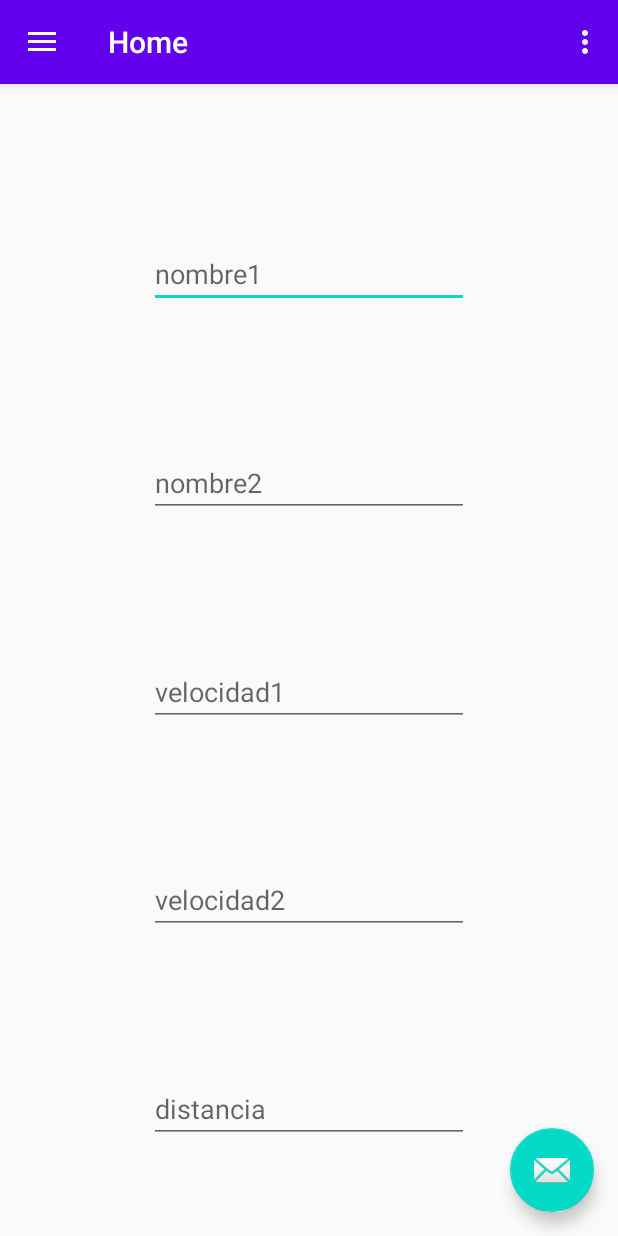
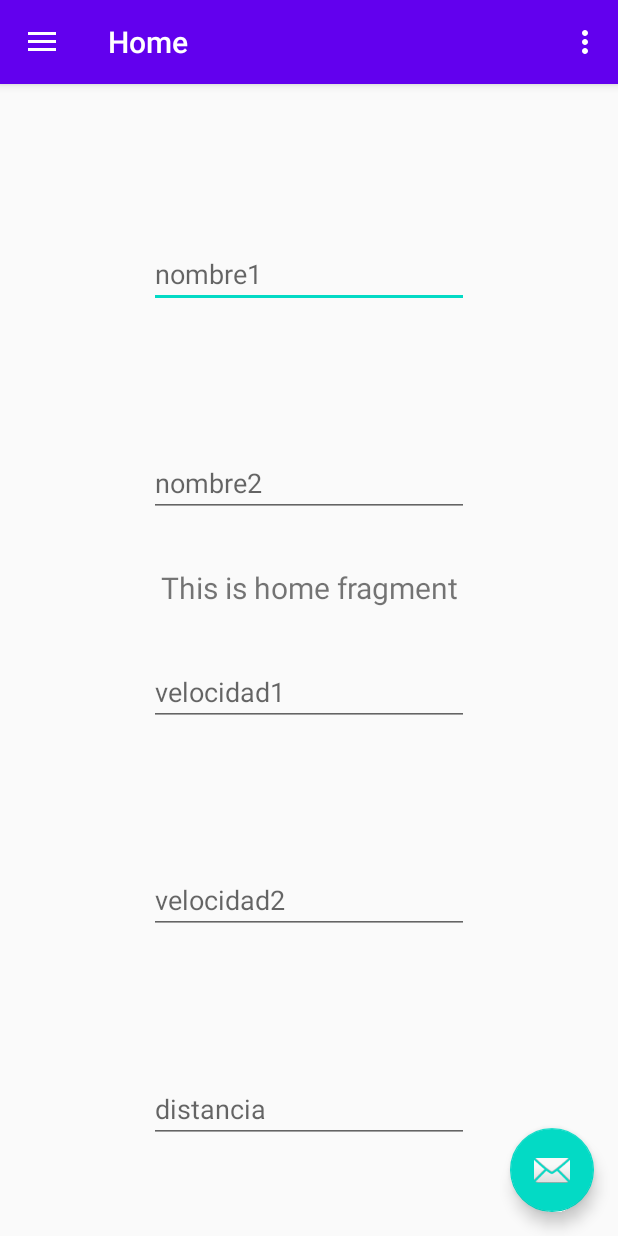
Before and after one commit to AlexVargas98/CalculadoraDePuntosDeEncuentros, an Android app: the screen it shows after launch (MainActivity), on a phone screen of 412 x 824 dp. Run offline under Robolectric (Android 15) with nearby library versions, the phone set to English and light mode, and no system bars; our stand-ins replace navigation-ui.

Commit message:
Update fragment_home.xml

```diff
--- a/app/src/main/res/layout/fragment_home.xml
+++ b/app/src/main/res/layout/fragment_home.xml
@@ -5,6 +5,23 @@
     android:layout_width="match_parent"
     android:layout_height="match_parent"
     tools:context=".ui.home.HomeFragment">
+
+
+    <TextView
+        android:id="@+id/text_home"
+        android:layout_width="match_parent"
+        android:layout_height="wrap_content"
+        android:layout_marginStart="8dp"
+        android:layout_marginTop="8dp"
+        android:layout_marginEnd="8dp"
+        android:textAlignment="center"
+        android:textSize="20sp"
+        app:layout_constraintBottom_toBottomOf="parent"
+        app:layout_constraintEnd_toEndOf="parent"
+        app:layout_constraintHorizontal_bias="0.0"
+        app:layout_constraintStart_toStartOf="parent"
+        app:layout_constraintTop_toTopOf="parent"
+        app:layout_constraintVertical_bias="0.429" />
 
     <EditText
         android:id="@+id/editTextTextMultiLine3"
```
